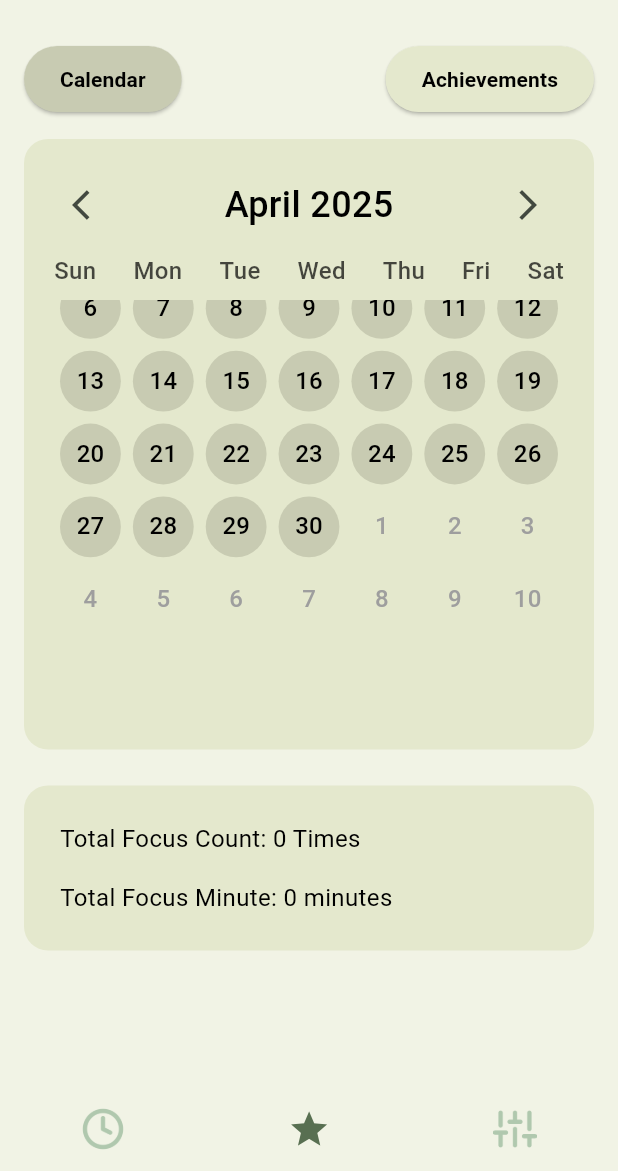
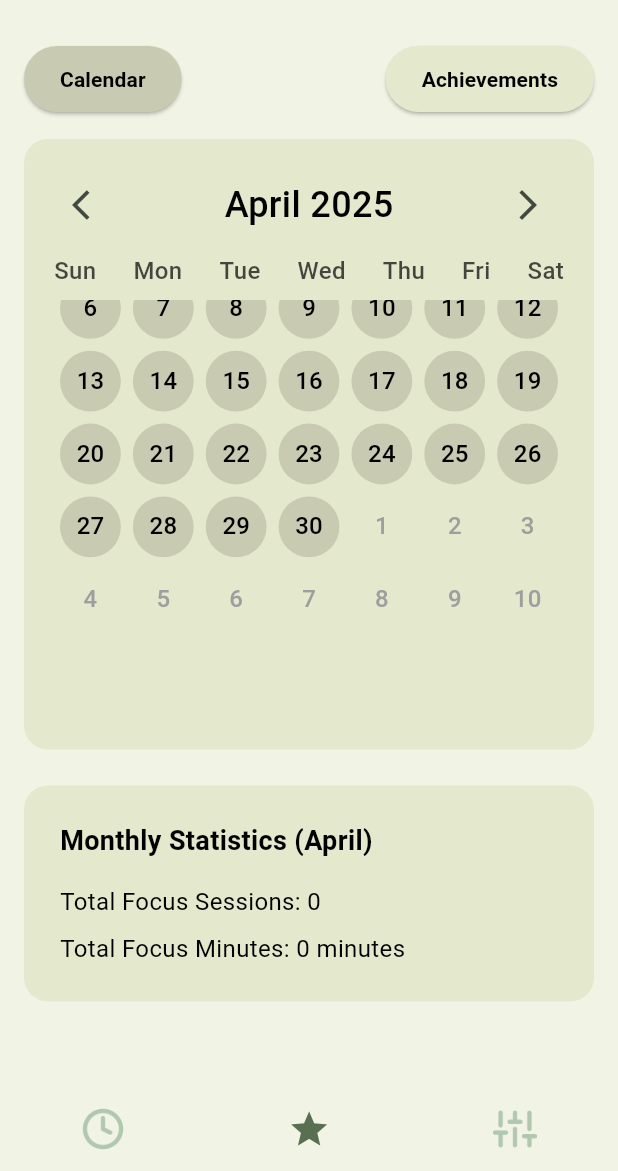
Before and after one commit to KvietelaitisMartynas/froggydoro_timer, a Flutter app: the screen it shows after launch, item 2 of the bottom bar chosen, scrolled down 67 dp, after a tap on the "arrow back ios" icon, on a phone screen of 412 x 824 dp, the part 65-1236 px from its top. Run offline on Flutter 3.47's test engine with Material 3 defaults, Android fonts, the phone set to English and light mode, and no system bars; our stand-ins replace audioplayers, flutter_local_notifications, flutter_svg, permission_handler, shared_preferences, sqflite and 2 more; missing offline and left inert: analyzer, custom_lint_builder; accounts and stored records are empty; Roboto replaces fonts that are missing (Inter).

Commit message:
Implemented achievement logic into the app

```diff
--- a/froggydoro/custom_rules/lib/src/import_sorting_rule.dart
+++ b/froggydoro/custom_rules/lib/src/import_sorting_rule.dart
@@ -7,13 +7,15 @@ custom_lint.PluginBase createPlugin() => _ImportSortingLinter();
 
 class _ImportSortingLinter extends custom_lint.PluginBase {
   @override
-  List<custom_lint.LintRule> getLintRules(custom_lint.CustomLintConfigs configs) => [
+  List<custom_lint.LintRule> getLintRules(
+          custom_lint.CustomLintConfigs configs) =>
+      [
         ImportSortingRule(),
       ];
 }
 
 class ImportSortingRule extends custom_lint.DartLintRule {
-  ImportSortingRule() : super(code: _code);
+  const ImportSortingRule() : super(code: _code);
 
   static const _code = custom_lint.LintCode(
     name: 'import_sorting_rule',
--- a/froggydoro/custom_rules/lib/src/no_print_rule.dart
+++ b/froggydoro/custom_rules/lib/src/no_print_rule.dart
@@ -7,7 +7,8 @@ custom_lint.PluginBase createPlugin() => _PrintStatementLinter();
 
 class _PrintStatementLinter extends custom_lint.PluginBase {
   @override
-  List<custom_lint.LintRule> getLintRules(custom_lint.CustomLintConfigs configs) =>
+  List<custom_lint.LintRule> getLintRules(
+          custom_lint.CustomLintConfigs configs) =>
       [PrintStatementRule()];
 }
 
@@ -18,7 +19,7 @@ class PrintStatementRule extends custom_lint.DartLintRule {
     errorSeverity: ErrorSeverity.WARNING,
   );
 
-  PrintStatementRule() : super(code: _code);
+  const PrintStatementRule() : super(code: _code);
 
   @override
   void run(
--- a/froggydoro/lib/main.dart
+++ b/froggydoro/lib/main.dart
@@ -1,9 +1,9 @@
 import 'package:flutter/material.dart';
+import 'package:flutter_local_notifications/flutter_local_notifications.dart';
 import 'package:froggydoro/notifications.dart';
 import 'package:froggydoro/screens/main_screen.dart';
 import 'package:froggydoro/services/database_service.dart';
 import 'package:shared_preferences/shared_preferences.dart';
-import 'package:flutter_local_notifications/flutter_local_notifications.dart';
 import 'package:timezone/data/latest.dart' as tz;
 
 final FlutterLocalNotificationsPlugin flutterLocalNotificationsPlugin =
@@ -11,6 +11,9 @@ final FlutterLocalNotificationsPlugin flutterLocalNotificationsPlugin =
 
 void main() async {
   WidgetsFlutterBinding.ensureInitialized();
+
+  // Initialize database and populate achievements
+  await DatabaseService.instance.populateAchievements();
 
   // Initialize timezone data
   tz.initializeTimeZones();
--- a/froggydoro/lib/screens/calendar_screen.dart
+++ b/froggydoro/lib/screens/calendar_screen.dart
@@ -17,6 +17,8 @@ class _CalendarScreenState extends State<CalendarScreen> {
   DateTime? selectedDate;
   int focusMinutes = 0;
   int focusCount = 0;
+  int monthlyFocusMinutes = 0;
+  int monthlyFocusCount = 0;
   final DatabaseService _databaseService = DatabaseService.instance;
 
   @override
@@ -24,6 +26,7 @@ class _CalendarScreenState extends State<CalendarScreen> {
     super.initState();
     currentMonth = DateTime.now();
     datesGrid = _generateDatesGrid(currentMonth);
+    _loadMonthlyStats();
   }
 
   ///Generates a grid where the months will be filled with dates
@@ -37,8 +40,13 @@ class _CalendarScreenState extends State<CalendarScreen> {
     int previousMonthLastDay =
         DateTime(previousMonth.year, previousMonth.month + 1, 0).day;
     for (int i = firstWeekday; i > 0; i--) {
-      dates.add(DateTime(previousMonth.year, previousMonth.month,
-          previousMonthLastDay - i + 1));
+      dates.add(
+        DateTime(
+          previousMonth.year,
+          previousMonth.month,
+          previousMonthLastDay - i + 1,
+        ),
+      );
     }
 
     // Fill current month's dates
@@ -55,29 +63,78 @@ class _CalendarScreenState extends State<CalendarScreen> {
     return dates;
   }
 
+  // Add this method to load monthly stats
+  Future<void> _loadMonthlyStats() async {
+    final firstDayOfMonth = DateTime(currentMonth.year, currentMonth.month, 1);
+    final lastDayOfMonth = DateTime(
+      currentMonth.year,
+      currentMonth.month + 1,
+      0,
+    );
+
+    final String firstDay = DateFormat('yyyy-MM-dd').format(firstDayOfMonth);
+    final String lastDay = DateFormat('yyyy-MM-dd').format(lastDayOfMonth);
+
+    // Get all entries for the month
+    final entries = await _databaseService.getCalendarEntries();
+
+    // Filter entries for the current month
+    final monthEntries =
+        entries.where((entry) {
+          final entryDate = entry.date;
+          return entryDate.year == currentMonth.year &&
+              entryDate.month == currentMonth.month &&
+              entry.type == 'work' &&
+              entry.status == 'completed';
+        }).toList();
+
+    // Calculate stats
+    final totalMinutes = monthEntries.fold(0, (sum, e) => sum + e.duration);
+    final entryCount = monthEntries.length;
+
+    setState(() {
+      monthlyFocusMinutes = totalMinutes;
+      monthlyFocusCount = entryCount;
+
+      // If no date is selected, show monthly stats
+      if (selectedDate == null) {
+        focusMinutes = totalMinutes;
+        focusCount = entryCount;
+      }
+    });
+  }
+
   void _changeMonth(int offset) {
     setState(() {
       currentMonth = DateTime(currentMonth.year, currentMonth.month + offset);
       datesGrid = _generateDatesGrid(currentMonth);
+      selectedDate = null; // Reset selected date when changing months
+
+      // Reset stats to show monthly data
+      focusMinutes = 0;
+      focusCount = 0;
     });
+
+    // Load stats for the new month
+    _loadMonthlyStats();
   }
 
   @override
   Widget build(BuildContext context) {
     final brightness = Theme.of(context).brightness;
 
-    final backgroundBlockColor = brightness == Brightness.dark
+    final backgroundBlockColor =
+        brightness == Brightness.dark
             ? const Color(0xFF3A4A38)
             : const Color(0xFFE4E8CD);
 
-    final bubbleColor = brightness == Brightness.dark
+    final bubbleColor =
+        brightness == Brightness.dark
             ? const Color(0xFF63805C)
             : const Color(0xFFC8CBB2);
 
-    final textColor = brightness == Brightness.dark
-        ? Colors.white
-        : Colors.black;
-
+    final textColor =
+        brightness == Brightness.dark ? Colors.white : Colors.black;
 
     final bool isCalendarScreen = true; // you're on this screen
 
@@ -86,7 +143,6 @@ class _CalendarScreenState extends State<CalendarScreen> {
       child: Column(
         crossAxisAlignment: CrossAxisAlignment.stretch,
         children: [
-
           Row(
             mainAxisAlignment: MainAxisAlignment.spaceBetween,
             children: [
@@ -95,11 +151,15 @@ class _CalendarScreenState extends State<CalendarScreen> {
                   setState(() {}); // Refresh
                 },
                 style: ElevatedButton.styleFrom(
-                backgroundColor: isCalendarScreen ? bubbleColor : backgroundBlockColor,
+                  backgroundColor:
+                      isCalendarScreen ? bubbleColor : backgroundBlockColor,
                   shape: RoundedRectangleBorder(
                     borderRadius: BorderRadius.circular(30.0),
                   ),
-                padding: const EdgeInsets.symmetric(horizontal: 24.0, vertical: 12.0),
+                  padding: const EdgeInsets.symmetric(
+                    horizontal: 24.0,
+                    vertical: 12.0,
+                  ),
                 ),
                 child: Text(
                   'Calendar',
@@ -113,15 +173,21 @@ class _CalendarScreenState extends State<CalendarScreen> {
                 onPressed: () {
                   Navigator.push(
                     context,
-                  MaterialPageRoute(builder: (context) => const AchievementsScreen()),
+                    MaterialPageRoute(
+                      builder: (context) => const AchievementsScreen(),
+                    ),
                   );
                 },
                 style: ElevatedButton.styleFrom(
-                backgroundColor: !isCalendarScreen ? bubbleColor : backgroundBlockColor,
+                  backgroundColor:
+                      !isCalendarScreen ? bubbleColor : backgroundBlockColor,
                   shape: RoundedRectangleBorder(
                     borderRadius: BorderRadius.circular(30.0),
                   ),
-                padding: const EdgeInsets.symmetric(horizontal: 24.0, vertical: 12.0),
+                  padding: const EdgeInsets.symmetric(
+                    horizontal: 24.0,
+                    vertical: 12.0,
+                  ),
                 ),
                 child: Text(
                   'Achievements',
@@ -133,7 +199,6 @@ class _CalendarScreenState extends State<CalendarScreen> {
               ),
             ],
           ),
-
 
           const SizedBox(height: 16),
 
@@ -177,7 +242,15 @@ class _CalendarScreenState extends State<CalendarScreen> {
                     children: List.generate(
                       7,
                       (index) => Text(
-                        ['Sun', 'Mon', 'Tue', 'Wed', 'Thu', 'Fri', 'Sat'][index],
+                        [
+                          'Sun',
+                          'Mon',
+                          'Tue',
+                          'Wed',
+                          'Thu',
+                          'Fri',
+                          'Sat',
+                        ][index],
                         style: TextStyle(
                           fontWeight: FontWeight.w500,
                           fontSize: 16,
@@ -194,7 +267,8 @@ class _CalendarScreenState extends State<CalendarScreen> {
                   child: GridView.builder(
                     physics: const NeverScrollableScrollPhysics(),
                     itemCount: datesGrid.length,
-                    gridDelegate: const SliverGridDelegateWithFixedCrossAxisCount(
+                    gridDelegate:
+                        const SliverGridDelegateWithFixedCrossAxisCount(
                           crossAxisCount: 7,
                         ),
                     itemBuilder: (context, index) {
@@ -206,38 +280,58 @@ class _CalendarScreenState extends State<CalendarScreen> {
                         child: GestureDetector(
                           onTap: () async {
                             if (isCurrentMonth) {
-                              String formattedDate = DateFormat('yyyy-MM-dd').format(date);
-                              final entries = await _databaseService.getWorkEntriesForDate(formattedDate);
-                              //await _databaseService.checkDatabase();  // For testing only
-
-                              // This counts test duration
-                              // final totalCount = entries.where((entry) =>
-                              //     entry.type == 'work' && entry.status == 'completed').length;
+                              // Check if we're already viewing this date
+                              if (selectedDate != null &&
+                                  _isSameDay(selectedDate!, date)) {
+                                // If the same date is tapped again, switch back to monthly view
+                                setState(() {
+                                  selectedDate = null;
+                                  focusMinutes = monthlyFocusMinutes;
+                                  focusCount = monthlyFocusCount;
+                                });
+                              } else {
+                                // Different date tapped, show that date's stats
+                                String formattedDate = DateFormat(
+                                  'yyyy-MM-dd',
+                                ).format(date);
+                                final entries = await _databaseService
+                                    .getWorkEntriesForDate(formattedDate);
 
                                 // Filter entries that would not count test durations
-                              final filteredEntries = entries.where((entry) =>
+                                final filteredEntries =
+                                    entries
+                                        .where(
+                                          (entry) =>
                                               entry.type == 'work' &&
                                               entry.status == 'completed' &&
-                                  entry.duration > 0).toList();
+                                              entry.duration > 0,
+                                        )
+                                        .toList();
 
                                 // Calculates the sum of all the minutes in the entries that have completed work sessions
                                 final totalMinutes = entries
-                                  .where((e) => e.type == 'work' && e.status == 'completed')
+                                    .where(
+                                      (e) =>
+                                          e.type == 'work' &&
+                                          e.status == 'completed',
+                                    )
                                     .fold(0, (sum, e) => sum + e.duration);
 
                                 setState(() {
                                   selectedDate = date;
                                   focusMinutes = totalMinutes;
                                   focusCount = filteredEntries.length;
-                                //focusCount = filteredEntries.length;
                                 });
+                              }
                             }
                           },
                           child: CircleAvatar(
                             radius: 20,
-                          backgroundColor: isCurrentMonth
-                              ? (selectedDate != null && _isSameDay(selectedDate!, date)
-                                  ? Colors.amber
+                            backgroundColor:
+                                isCurrentMonth
+                                    ? (selectedDate != null &&
+                                            _isSameDay(selectedDate!, date)
+                                        ? Colors.lightGreen
                                         : bubbleColor)
                                     : Colors.transparent,
                             child: Text(
@@ -270,23 +364,27 @@ class _CalendarScreenState extends State<CalendarScreen> {
             child: Column(
               crossAxisAlignment: CrossAxisAlignment.start,
               children: [
+                // Title shows if viewing daily or monthly stats
                 Text(
-                  'Total Focus Count: $focusCount Times',
+                  selectedDate == null
+                      ? 'Monthly Statistics (${_monthName(currentMonth.month)})'
+                      : 'Daily Statistics (${DateFormat('MMM d, yyyy').format(selectedDate!)})',
                   style: TextStyle(
-                    fontSize: 16,
+                    fontSize: 18,
+                    fontWeight: FontWeight.bold,
                     color: textColor,
                   ),
                 ),
-                SizedBox(height: 8), // space between lines
+                const SizedBox(height: 16),
+                Text(
+                  'Total Focus Sessions: $focusCount',
+                  style: TextStyle(fontSize: 16, color: textColor),
+                ),
                 const SizedBox(height: 8),
                 Text(
-                  'Total Focus Minute: $focusMinutes minutes',
-                  style: TextStyle(
-                    fontSize: 16,
-                    color: textColor,
+                  'Total Focus Minutes: $focusMinutes minutes',
+                  style: TextStyle(fontSize: 16, color: textColor),
                 ),
-                ),
-
               ],
             ),
           ),
@@ -309,7 +407,7 @@ class _CalendarScreenState extends State<CalendarScreen> {
       'September',
       'October',
       'November',
-      'December'
+      'December',
     ][monthNumber - 1];
   }
 }
--- a/froggydoro/lib/screens/session_selection_screen.dart
+++ b/froggydoro/lib/screens/session_selection_screen.dart
@@ -2,7 +2,7 @@ import 'dart:developer';
 
 import 'package:flutter/material.dart';
 
-import 'package:froggydoro/models/timerObject.dart';
+import 'package:froggydoro/models/timer_object.dart';
 import 'package:froggydoro/screens/time_settings_screen.dart';
 import 'package:froggydoro/services/database_service.dart';
 
--- a/froggydoro/lib/screens/settings_screen.dart
+++ b/froggydoro/lib/screens/settings_screen.dart
@@ -1,5 +1,5 @@
 import 'package:flutter/material.dart';
-import 'package:froggydoro/models/timerObject.dart';
+import 'package:froggydoro/models/timer_object.dart';
 import 'package:froggydoro/screens/session_selection_screen.dart';
 import 'package:froggydoro/widgets/settings_tile.dart';
 import 'package:shared_preferences/shared_preferences.dart';
--- a/froggydoro/lib/services/database_service.dart
+++ b/froggydoro/lib/services/database_service.dart
@@ -1,5 +1,5 @@
-import 'package:froggydoro/models/calendarEntryObject.dart';
-import 'package:froggydoro/models/timerObject.dart';
+import 'package:froggydoro/models/calendar_entry_object.dart';
+import 'package:froggydoro/models/timer_object.dart';
 import 'package:path/path.dart';
 import 'package:sqflite/sqflite.dart';
 
@@ -9,7 +9,6 @@ class DatabaseService {
 
   final String _timersTableName = 'timers';
   final String _timersColumnId = 'timer_id';
-  final String _timersColumnUserId = 'user_id';
   final String _timersColumnName = 'name';
   final String _timersColumnWorkDuration = 'work_duration';
   final String _timersColumnBreakDuration = 'break_duration';
@@ -97,7 +96,6 @@ class DatabaseService {
         ''');
       },
 
-
       onUpgrade: (db, oldVersion, newVersion) async {
         if (oldVersion < 5) {
           await db.execute('''
@@ -123,7 +121,9 @@ class DatabaseService {
 
         if (oldVersion < 6) {
           // Check if calendar table exists and create it only if necessary.
-          final result = await db.rawQuery("SELECT name FROM sqlite_master WHERE type='table' AND name='$_calendarEntriesTableName'");
+          final result = await db.rawQuery(
+            "SELECT name FROM sqlite_master WHERE type='table' AND name='$_calendarEntriesTableName'",
+          );
           if (result.isEmpty) {
             await db.execute('''
               CREATE TABLE $_calendarEntriesTableName (
@@ -136,7 +136,6 @@ class DatabaseService {
             ''');
           }
         }
-
       },
     );
 
@@ -290,6 +289,134 @@ class DatabaseService {
     return result.isNotEmpty;
   }
 
+  // Add the new methods here
+  Future<void> trackPomodoroCompletion(DateTime completionTime) async {
+    await checkAndUnlockAchievements(completionTime);
+  }
+
+  Future<void> checkAndUnlockAchievements(DateTime completionTime) async {
+    final db = await database;
+    final achievements = await getAllAchievements();
+
+    for (var achievement in achievements) {
+      final criteriaKey = achievement[_achievementsCriteriaKey] as String;
+      final criteriaValue = achievement[_achievementsCriteriaValue] as int;
+      final achievementId = achievement[_achievementsColumnId] as int;
+
+      bool shouldUnlock = false;
+
+      // Check based on criteria
+      switch (criteriaKey) {
+        case 'pomodoros_completed':
+          final count = await _getPomodoroCompletionCount();
+          shouldUnlock = count >= criteriaValue;
+          break;
+
+        case 'pomodoros_in_one_day':
+          final count = await _getPomodorosCompletedToday(completionTime);
+          shouldUnlock = count >= criteriaValue;
+          break;
+
+        case 'days_in_a_row':
+          final streak = await calculateStreak();
+          shouldUnlock = streak >= criteriaValue;
+          break;
+
+        case 'pomodoro_before_9am':
+          shouldUnlock = completionTime.hour < 9;
+          break;
+
+        case 'pomodoro_after_9pm':
+          shouldUnlock = completionTime.hour >= 21;
+          break;
+
+        case 'pomodoros_in_one_week':
+          final count = await _getPomodorosCompletedThisWeek(completionTime);
+          shouldUnlock = count >= criteriaValue;
+          break;
+      }
+
+      if (shouldUnlock) {
+        // Check if already unlocked to avoid duplicates
+        final isUnlocked = await isAchievementUnlocked(achievementId);
+        if (!isUnlocked) {
+          await unlockAchievement(achievementId);
+          print('Achievement unlocked: ${achievement[_achievementsName]}');
+        }
+      }
+    }
+  }
+
+  // Helper methods for achievement criteria
+  Future<int> _getPomodoroCompletionCount() async {
+    final db = await database;
+    final result = await db.rawQuery('''
+      SELECT COUNT(*) as count
+      FROM $_calendarEntriesTableName
+      WHERE $_calendarEntriesType = 'work'
+      AND $_calendarEntriesStatus = 'completed'
+    ''');
+    return result.first['count'] as int;
+  }
+
+  Future<int> _getPomodorosCompletedToday(DateTime date) async {
+    final db = await database;
+    final dateStr = date.toIso8601String().split('T')[0];
+    final result = await db.rawQuery('''
+      SELECT COUNT(*) as count
+      FROM $_calendarEntriesTableName
+      WHERE $_calendarEntriesType = 'work'
+      AND $_calendarEntriesStatus = 'completed'
+      AND $_calendarEntriesDate LIKE '$dateStr%'
+    ''');
+    return result.first['count'] as int;
+  }
+
+  Future<int> _getPomodorosCompletedThisWeek(DateTime date) async {
+    final db = await database;
+    final weekStart = date.subtract(Duration(days: date.weekday - 1));
+    final weekEnd = weekStart.add(const Duration(days: 6));
+    final startStr = weekStart.toIso8601String().split('T')[0];
+    final endStr = weekEnd.toIso8601String().split('T')[0];
+
+    final result = await db.rawQuery('''
+      SELECT COUNT(*) as count
+      FROM $_calendarEntriesTableName
+      WHERE $_calendarEntriesType = 'work'
+      AND $_calendarEntriesStatus = 'completed'
+      AND $_calendarEntriesDate >= '$startStr'
+      AND $_calendarEntriesDate <= '$endStr'
+    ''');
+    return result.first['count'] as int;
+  }
+
+  Future<int> calculateStreak() async {
+    final db = await database;
+
+    final entries = await db.query(
+      _calendarEntriesTableName,
+      where: '$_calendarEntriesType = ? AND $_calendarEntriesStatus = ?',
+      whereArgs: ['work', 'completed'],
+      orderBy: '$_calendarEntriesDate DESC',
+    );
+
+    int streak = 0;
+    DateTime? previousDate;
+
+    for (var entry in entries) {
+      final date = DateTime.parse(entry[_calendarEntriesDate] as String);
+
+      if (previousDate == null || previousDate.difference(date).inDays == 1) {
+        streak++;
+        previousDate = date;
+      } else if (previousDate.difference(date).inDays > 1) {
+        break;
+      }
+    }
+
+    return streak;
+  }
+
   /// CALENDAR LOGIC
 
   Future<void> addCalendarEntry(
@@ -356,23 +483,31 @@ class DatabaseService {
       whereArgs: [id],
     );
   }
+
   //Get the entries for calander, by the given date
-  Future<List<CalendarEntryObject>> getWorkEntriesForDate(String dateString) async {
+  Future<List<CalendarEntryObject>> getWorkEntriesForDate(
+    String dateString,
+  ) async {
     final db = await database;
 
     final data = await db.query(
       _calendarEntriesTableName,
-      where: '$_calendarEntriesDate = ? AND ($_calendarEntriesStatus = ? OR $_calendarEntriesStatus = ?)',
+      where:
+          '$_calendarEntriesDate = ? AND ($_calendarEntriesStatus = ? OR $_calendarEntriesStatus = ?)',
       whereArgs: [dateString, 'work', 'completed'],
     );
 
-    return data.map((e) => CalendarEntryObject(
+    return data
+        .map(
+          (e) => CalendarEntryObject(
             id: e[_calendarEntriesColumnId] as int,
             date: DateTime.parse(e[_calendarEntriesDate] as String),
             duration: e[_calendarEntriesDuration] as int,
             type: e[_calendarEntriesType] as String,
             status: e[_calendarEntriesStatus] as String,
-    )).toList();
+          ),
+        )
+        .toList();
   }
 
   // Future<void> checkDatabase() async {
@@ -391,6 +526,64 @@ class DatabaseService {
   //   print('All entries in the database: $allEntries');
   // }
 
+  ///A method that populates the database with achievement values.
+  Future<void> populateAchievements() async {
+    final db = await database;
+
+    final achievements = [
+      {
+        _achievementsName: 'First Timer',
+        _achievementsDescription: 'Complete your first Pomodoro session',
+        _achievementsIconPath: 'path/to/first_timer_icon.png',
+        _achievementsCriteriaKey: 'pomodoros_completed',
+        _achievementsCriteriaValue: 1,
+      },
+      {
+        _achievementsName: 'Focused Five',
+        _achievementsDescription: 'Complete 5 Pomodoro sessions in one day',
+        _achievementsIconPath: 'path/to/focused_five_icon.png',
+        _achievementsCriteriaKey: 'pomodoros_in_one_day',
+        _achievementsCriteriaValue: 5,
+      },
+      {
+        _achievementsName: 'Streak Starter',
+        _achievementsDescription: 'Use the app 3 days in a row',
+        _achievementsIconPath: 'path/to/streak_starter_icon.png',
+        _achievementsCriteriaKey: 'days_in_a_row',
+        _achievementsCriteriaValue: 3,
+      },
+      {
+        _achievementsName: 'Early Bird',
+        _achievementsDescription: 'Complete a Pomodoro before 9 AM',
+        _achievementsIconPath: 'path/to/early_bird_icon.png',
+        _achievementsCriteriaKey: 'pomodoro_before_9am',
+        _achievementsCriteriaValue: 1,
+      },
+      {
+        _achievementsName: 'Night Owl',
+        _achievementsDescription: 'Complete a Pomodoro after 9 PM',
+        _achievementsIconPath: 'path/to/night_owl_icon.png',
+        _achievementsCriteriaKey: 'pomodoro_after_9pm',
+        _achievementsCriteriaValue: 1,
+      },
+      {
+        _achievementsName: 'Marathoner',
+        _achievementsDescription: 'Complete 25 Pomodoros in one week',
+        _achievementsIconPath: 'path/to/marathoner_icon.png',
+        _achievementsCriteriaKey: 'pomodoros_in_one_week',
+        _achievementsCriteriaValue: 25,
+      },
+    ];
+
+    for (var achievement in achievements) {
+      await db.insert(
+        _achievementsTableName,
+        achievement,
+        conflictAlgorithm: ConflictAlgorithm.ignore,
+      );
+    }
+  }
+
   // Deletes user data from the database
   Future<void> clearUserProgress() async {
     final db = await database;
```
Also changed, not shown: froggydoro/custom_rules/lib/src/final_over_var_rule.dart (+6 -3 lines), froggydoro/custom_rules/lib/src/method_name_word_count_rule.dart (+8 -2 lines), froggydoro/lib/screens/main_screen.dart (+25 -19 lines), froggydoro/lib/screens/time_settings_screen.dart (+14 -4 lines), froggydoro/lib/widgets/notification_helper.dart (+4 -4 lines), froggydoro/lib/models/achievement_object.dart (added), froggydoro/lib/models/calendar_entry_object.dart (renamed from froggydoro/lib/models/calendarEntryObject.dart), froggydoro/lib/models/timer_object.dart (renamed from froggydoro/lib/models/timerObject.dart), froggydoro/lib/services/preferences_service.dart (line endings or trailing spaces), froggydoro/lib/widgets/settings_tile.dart (line endings or trailing spaces). Lines whose indentation alone changed are shown as unchanged.
